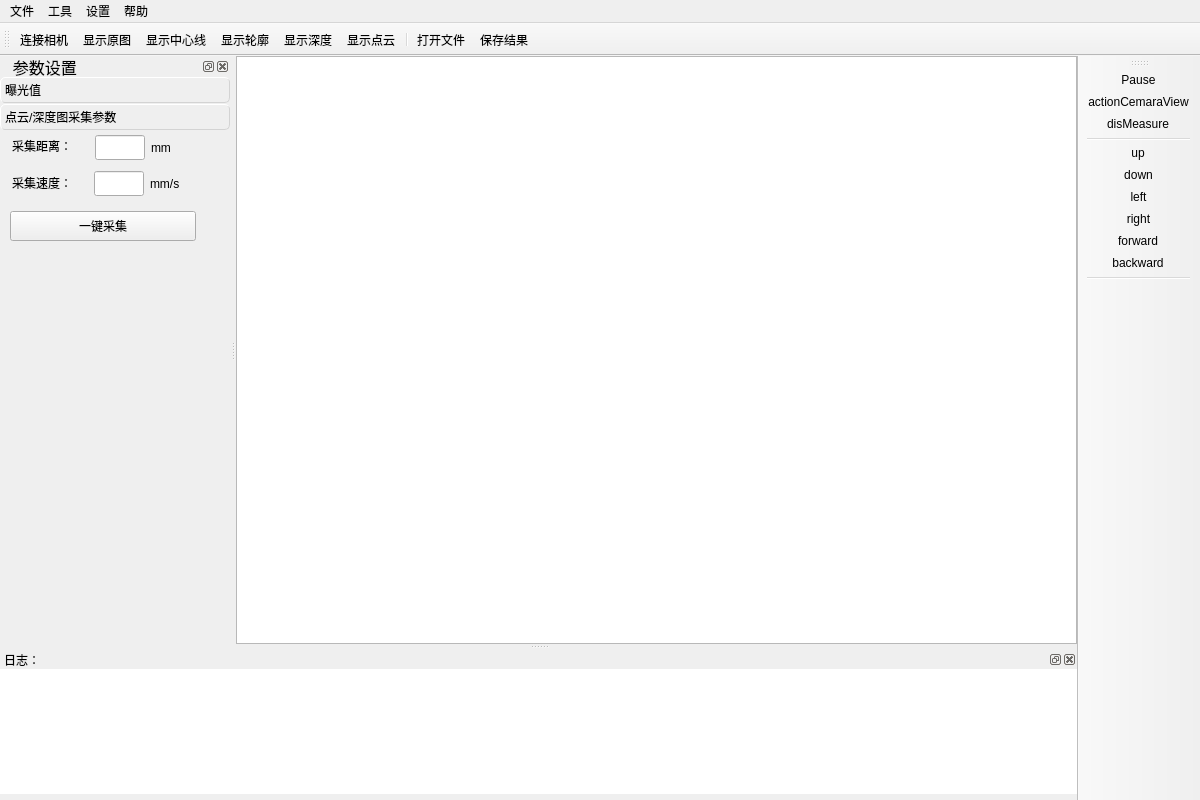
Above: mainwindow.ui from WY-Huang/Laser-Scanning before the change. Below: the same form after it.
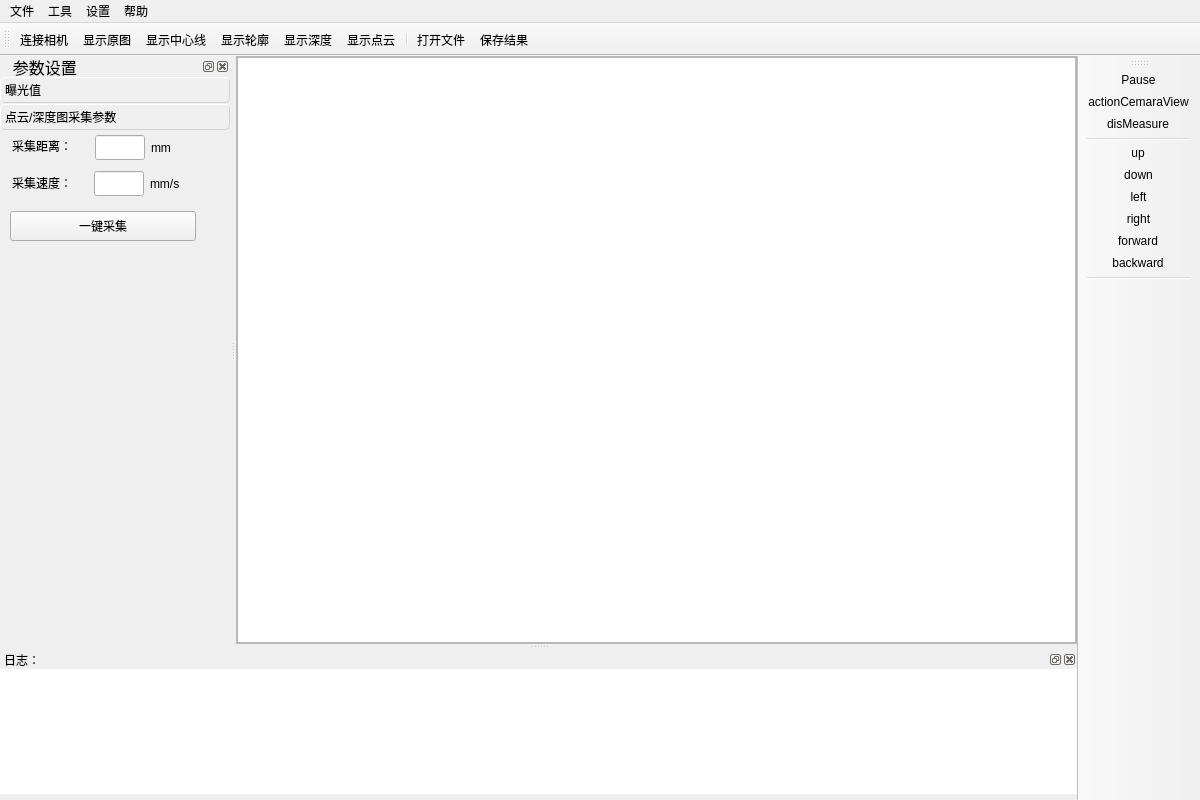
That is the form after the change. Icons and pictures are not drawn. Custom widgets are drawn as their Qt base class.

Commit message: log msg mod

What changed in the file:
```diff
--- a/mainwindow.ui
+++ b/mainwindow.ui
@@ -41,6 +41,9 @@
     </property>
     <item row="0" column="0">
      <widget class="QStackedWidget" name="stackedWidget">
+      <property name="frameShape">
+       <enum>QFrame::StyledPanel</enum>
+      </property>
       <property name="currentIndex">
        <number>2</number>
       </property>
```
Left out of the diff: 4 changed lines with no effect on the pictures. The commit also changes 2 other files.
